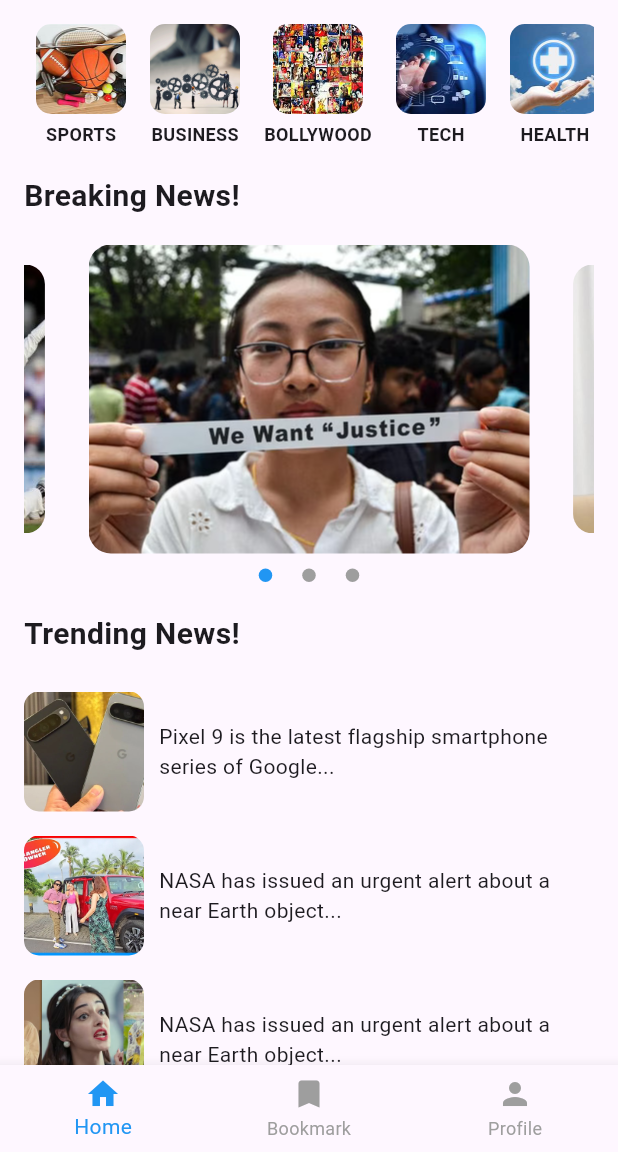
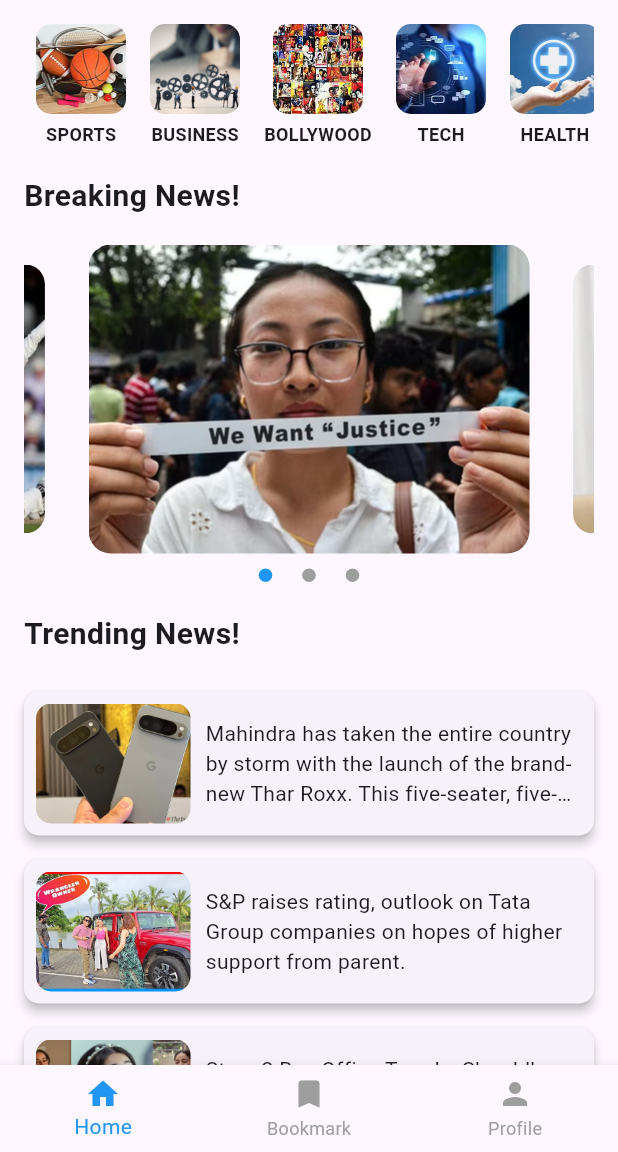
Before and after one commit to Smit868/news_now, a Flutter app: the HomePage screen opened directly, on a phone screen of 412 x 824 dp, the part 84-1236 px from its top. Run offline on Flutter 3.47's test engine with Material 3 defaults, Android fonts, the phone set to English and light mode, and no system bars; drawn by our look-alikes of carousel_slider, dots_indicator.

Commit message:
edited trending news section

```diff
--- a/lib/screens/home_page.dart
+++ b/lib/screens/home_page.dart
@@ -160,12 +160,26 @@ class HomePageContent extends StatelessWidget {
           selectionColor: Colors.amberAccent,
         ),
         SizedBox(height: 16),
-        buildTrendingNews('assets/images/trending1.webp',
-            'Pixel 9 is the latest flagship smartphone series of Google...'),
-        buildTrendingNews('assets/images/trending2.webp',
-            'NASA has issued an urgent alert about a near Earth object...'),
-        buildTrendingNews('assets/images/trending3.jpg',
-            'NASA has issued an urgent alert about a near Earth object...'),
+        buildBookmarkCard(
+          screenWidth,
+          'assets/images/trending1.webp',
+          'Mahindra has taken the entire country by storm with the launch of the brand-new Thar Roxx. This five-seater, five-door version of the Thar.',
+        ),
+        buildBookmarkCard(
+          screenWidth,
+          'assets/images/trending2.webp',
+          'S&P raises rating, outlook on Tata Group companies on hopes of higher support from parent.',
+        ),
+        buildBookmarkCard(
+          screenWidth,
+          'assets/images/trending3.jpg',
+          'Stree 2 Box Office Trends: Shraddha Kapoor and Rajkummar Rao\'s film enters 250 crore club in 6 days.',
+        ),
+        buildBookmarkCard(
+          screenWidth,
+          'assets/images/trending1.webp',
+          'Call Me Bae Trailer: Ananya Panday\'s relaunch reminds fans of Emily In Paris and Aisha; Janhvi, Suhana shower love.',
+        )
       ],
     );
   }
@@ -228,17 +242,24 @@ class HomePageContent extends StatelessWidget {
   }
 
   // Helper method to build trending news items
-  Widget buildTrendingNews(String imagePath, String description) {
-    return Padding(
-      padding: const EdgeInsets.symmetric(vertical: 8.0),
+  Widget buildBookmarkCard(
+      double screenWidth, String imagePath, String description) {
+    return Card(
+      shape: RoundedRectangleBorder(
+        borderRadius: BorderRadius.circular(10),
+      ),
+      margin: EdgeInsets.symmetric(vertical: 8),
+      elevation: 3,
+      child: Padding(
+        padding: EdgeInsets.all(8),
         child: Row(
           children: [
             ClipRRect(
-            borderRadius: BorderRadius.circular(10.0),
+              borderRadius: BorderRadius.circular(10),
               child: Image.asset(
                 imagePath,
                 height: 80,
-              width: 80,
+                width: screenWidth * 0.25, // 25% of screen width
                 fit: BoxFit.cover,
               ),
             ),
@@ -253,6 +274,7 @@ class HomePageContent extends StatelessWidget {
             ),
           ],
         ),
+      ),
     );
   }
 }
```
Lines whose indentation alone changed are shown as unchanged.
